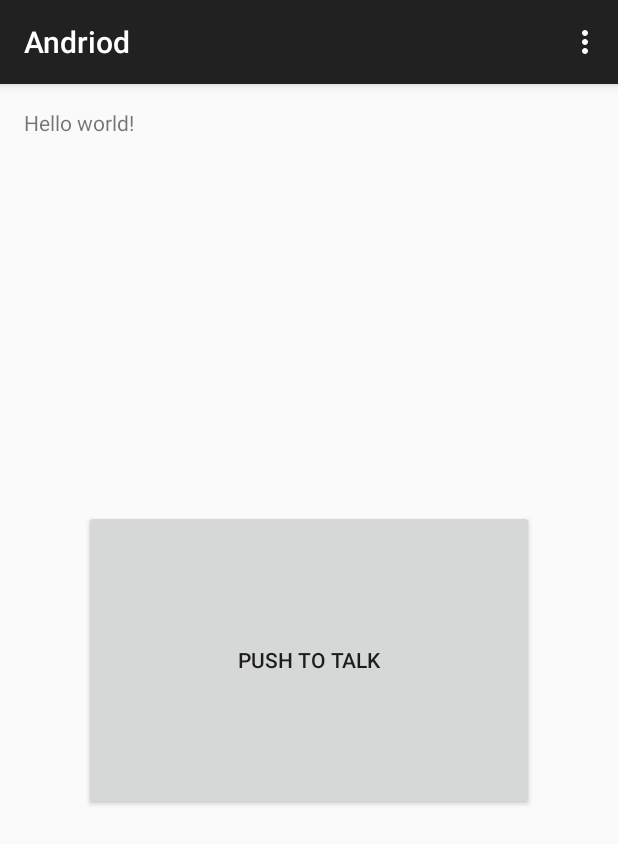
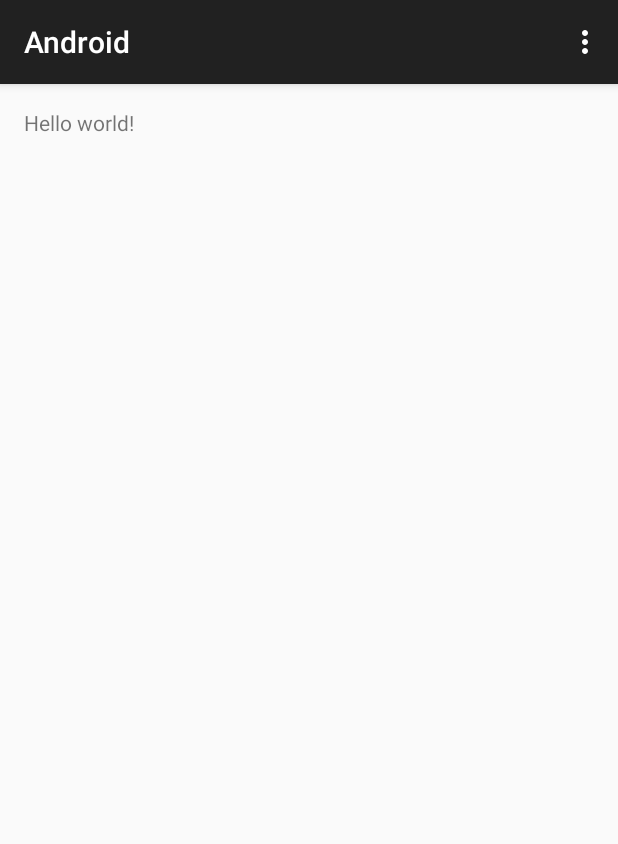
Before and after one commit to davidboschwitz/all-star, an Android app: the screen it shows after launch (MainActivity), on a phone screen of 412 x 824 dp. Shown: the top 844 px of the screen. Run offline under Robolectric (Android 15) with nearby library versions, the phone set to English and light mode, and no system bars.

Commit message:
Finally got android studio working (and project files under the correct names

```diff
--- a/android/app/build.gradle
+++ b/android/app/build.gradle
@@ -5,7 +5,7 @@ android {
     buildToolsVersion "21.1.2"
 
     defaultConfig {
-        applicationId "allstar.andriod"
+        applicationId "allstar.android"
         minSdkVersion 16
         targetSdkVersion 21
         versionCode 1
--- a/android/app/src/main/res/layout/activity_main.xml
+++ b/android/app/src/main/res/layout/activity_main.xml
@@ -3,21 +3,9 @@
     android:layout_height="match_parent" android:paddingLeft="@dimen/activity_horizontal_margin"
     android:paddingRight="@dimen/activity_horizontal_margin"
     android:paddingTop="@dimen/activity_vertical_margin"
-    android:paddingBottom="@dimen/activity_vertical_margin" tools:context=".MainActivity"
-    android:id="@+id/pttbutton"
-    android:onClick="Client.tempInstance.pttPressed();">
+    android:paddingBottom="@dimen/activity_vertical_margin" tools:context=".MainActivity">
 
     <TextView android:text="@string/hello_world" android:layout_width="wrap_content"
-        android:layout_height="wrap_content"
-        android:id="@+id/textView" />
-
-    <Button
-        android:layout_width="300dp"
-        android:layout_height="200dp"
-        android:text="@string/ptt_button"
-        android:id="@+id/button"
-        android:layout_centerVertical="true"
-        android:layout_centerHorizontal="true"
-        android:onClick="allstar.android" />
+        android:layout_height="wrap_content" />
 
 </RelativeLayout>
--- a/android/app/src/main/res/values/strings.xml
+++ b/android/app/src/main/res/values/strings.xml
@@ -1,10 +1,8 @@
 <?xml version="1.0" encoding="utf-8"?>
 <resources>
 
-    <string name="app_name">Andriod</string>
+    <string name="app_name">Android</string>
     <string name="hello_world">Hello world!</string>
     <string name="action_settings">Settings</string>
-    <string name="PTT_Button">Push to Talk</string>
-    <string name="ptt_button">Push to Talk</string>
 
 </resources>
```
Also changed, not shown: 3 other files.
